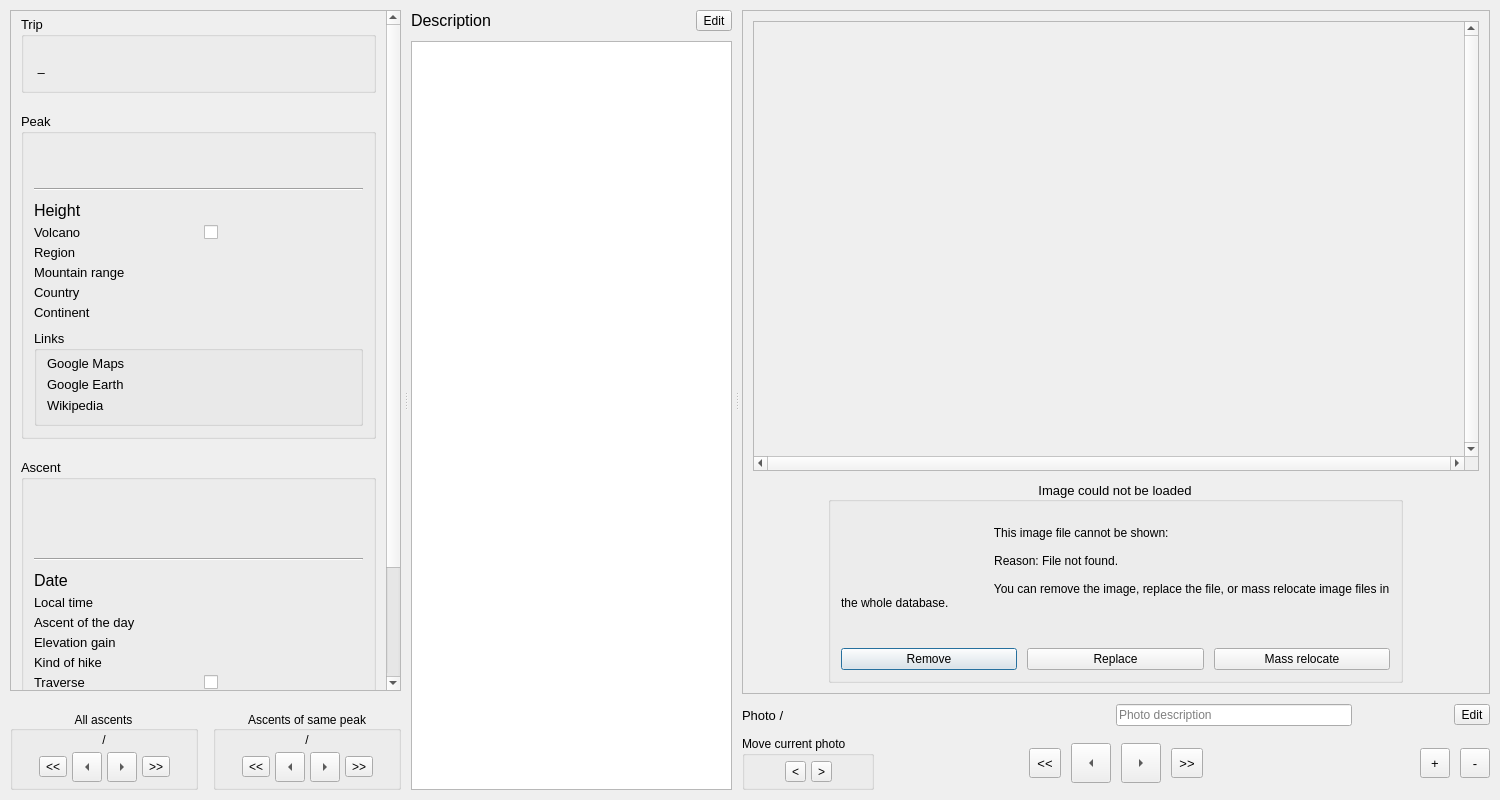
Above: src/ui/ascent_viewer.ui from svetter/pal before the change. Below: the same form after it.
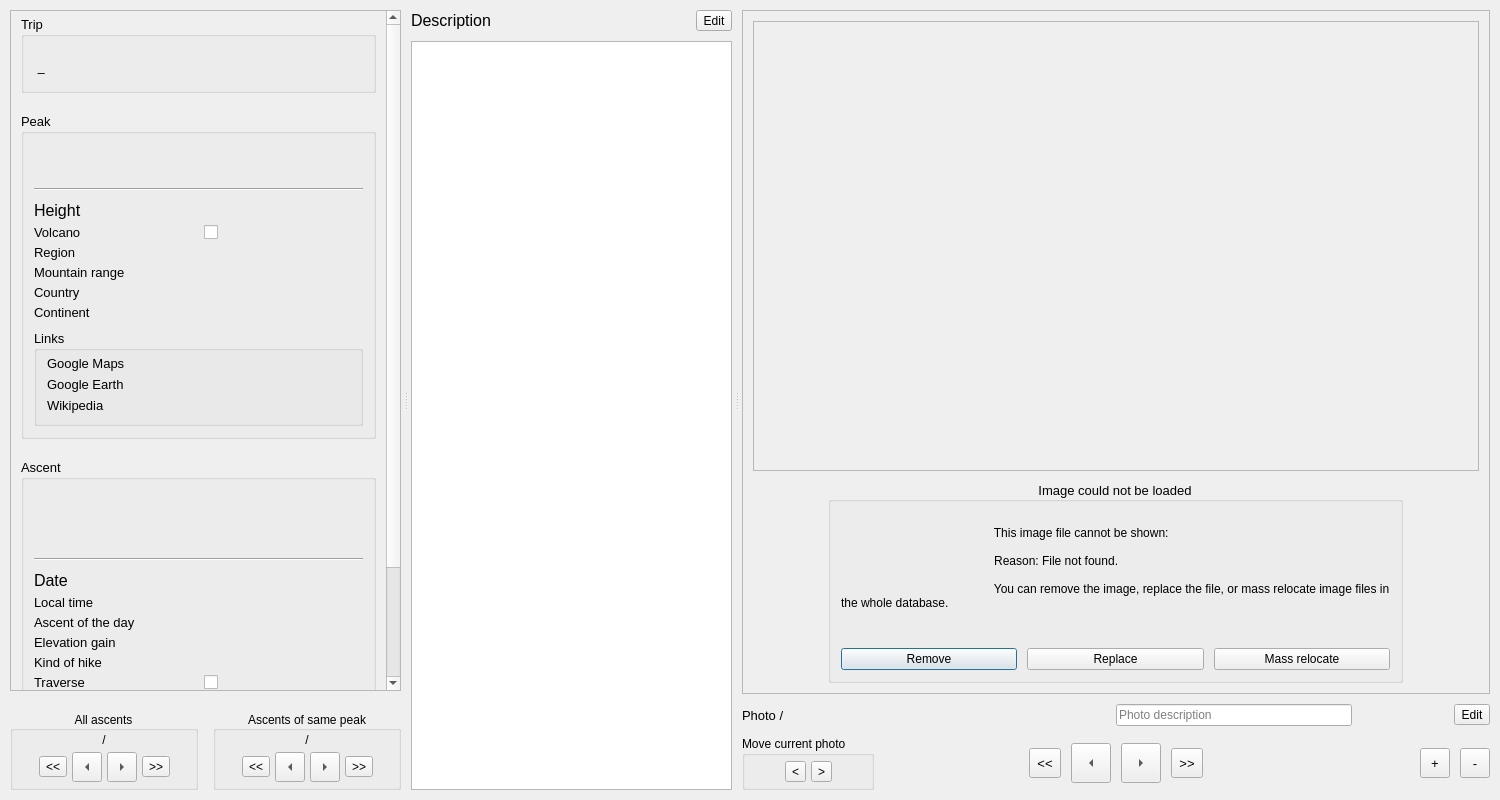
That is the form after the change. Custom widgets are drawn as their Qt base class.

Commit message:
Remove scroll bars from image area
Also fixed flicker in the scroll bars, which is now useless. Oh well.

What changed in the file:
```diff
--- a/src/ui/ascent_viewer.ui
+++ b/src/ui/ascent_viewer.ui
@@ -1217,10 +1217,10 @@
                  </size>
                 </property>
                 <property name="verticalScrollBarPolicy">
-                 <enum>Qt::ScrollBarAlwaysOn</enum>
+                 <enum>Qt::ScrollBarAlwaysOff</enum>
                 </property>
                 <property name="horizontalScrollBarPolicy">
-                 <enum>Qt::ScrollBarAlwaysOn</enum>
+                 <enum>Qt::ScrollBarAlwaysOff</enum>
                 </property>
                 <property name="widgetResizable">
                  <bool>true</bool>
@@ -1230,8 +1230,8 @@
                   <rect>
                    <x>0</x>
                    <y>0</y>
-                   <width>624</width>
-                   <height>390</height>
+                   <width>638</width>
+                   <height>404</height>
                   </rect>
                  </property>
                  <layout class="QHBoxLayout" name="imageScrollAreaLayout">
```
The commit also changes 2 other files.
